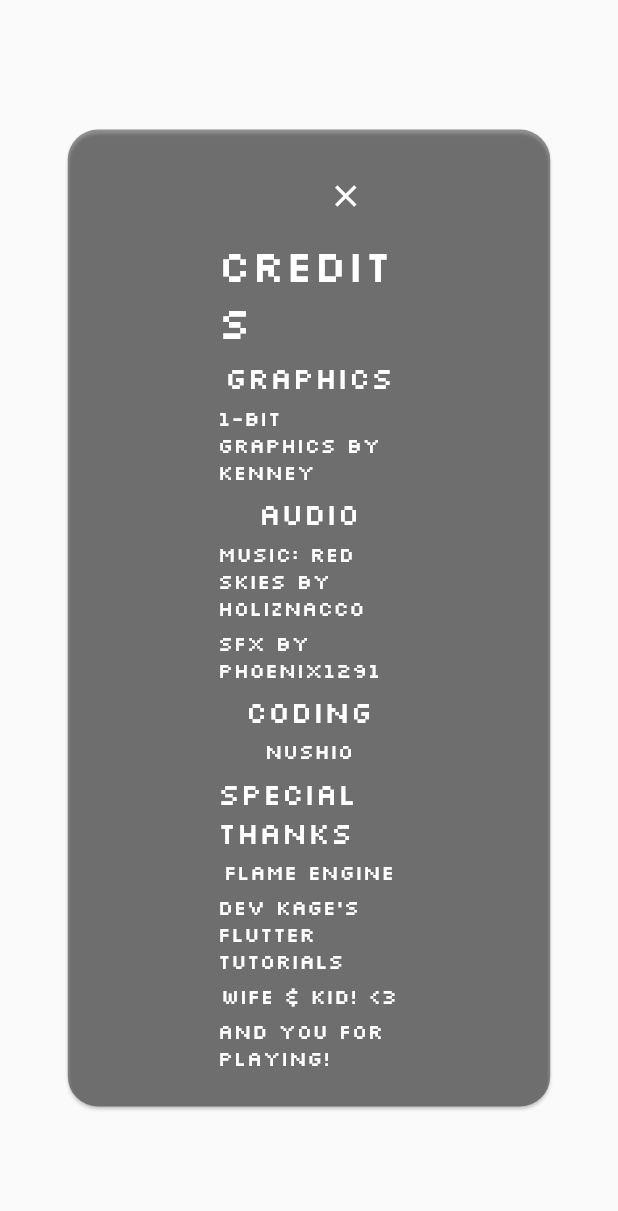
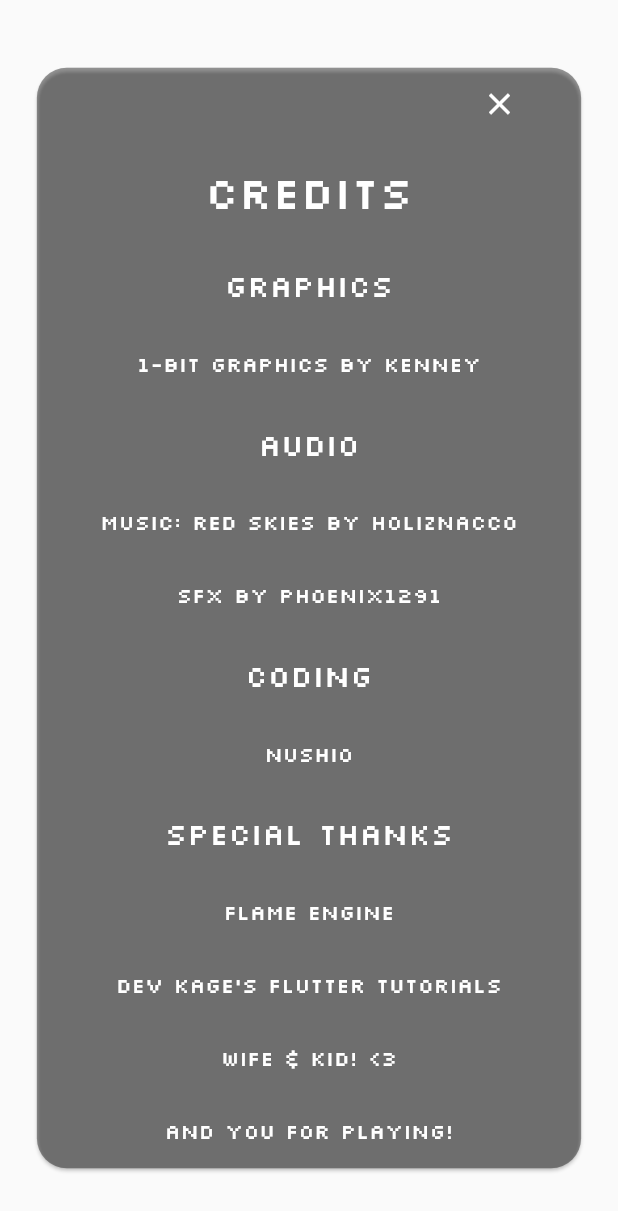
Before and after one commit to Nushio/monochrome_jump, a Flutter app: the CreditsMenu widget shown alone on an empty page, opened directly with empty values, on a phone screen of 412 x 824 dp. Shown: the top 1211 px of the screen. Run offline on Flutter 3.47's test engine with Material 2 defaults, Android fonts, the phone set to English and light mode, and no system bars; our stand-ins replace hive; missing offline and left inert: flame, flame_audio; accounts and stored records are empty.

Commit message:
credits fixes

```diff
--- a/lib/widgets/credits_menu.dart
+++ b/lib/widgets/credits_menu.dart
@@ -18,16 +18,13 @@ class CreditsMenu extends StatelessWidget {
       child: BackdropFilter(
         filter: ImageFilter.blur(sigmaX: 5, sigmaY: 5),
         child: SizedBox(
-          width: MediaQuery.of(context).size.width * 0.8,
-          height: MediaQuery.of(context).size.height * 0.8,
+          width: MediaQuery.of(context).size.width * 0.9,
+          height: MediaQuery.of(context).size.height * 0.9,
           child: Card(
             shape: RoundedRectangleBorder(
               borderRadius: BorderRadius.circular(20),
             ),
             color: Colors.black.withAlpha(100),
-            child: Padding(
-              padding:
-                  const EdgeInsets.symmetric(vertical: 20, horizontal: 100),
             child: Column(
               children: [
                 Column(
@@ -115,7 +112,6 @@ class CreditsMenu extends StatelessWidget {
           ),
         ),
       ),
-      ),
     );
   }
 }
```
Lines whose indentation alone changed are shown as unchanged.
